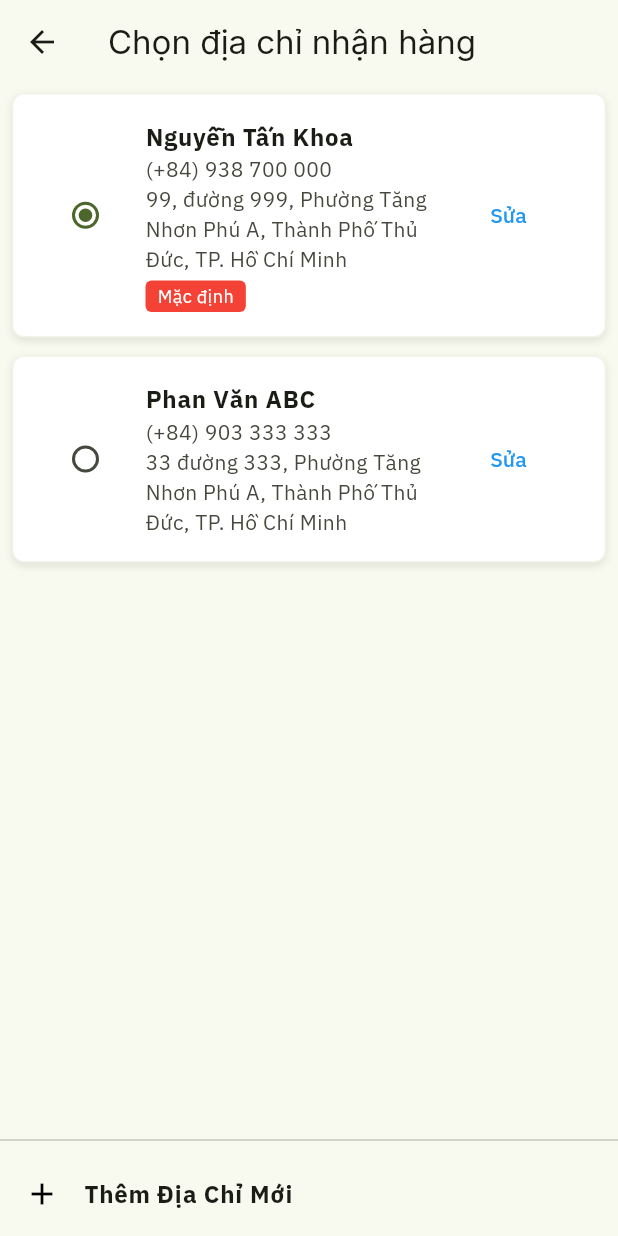
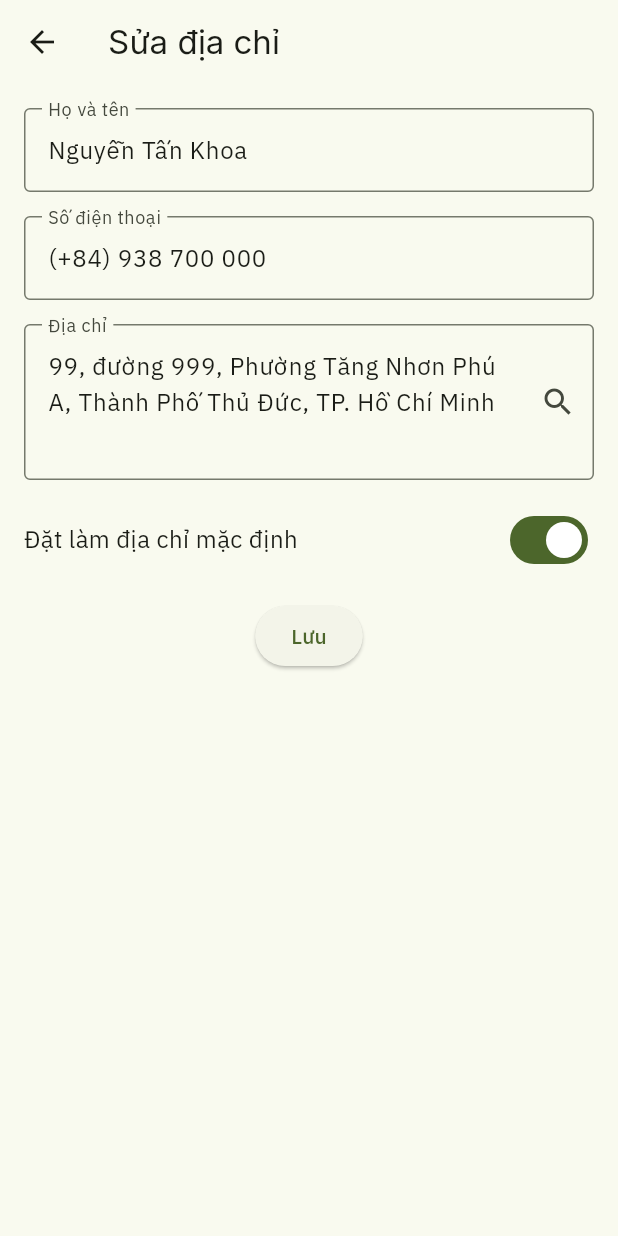
Before and after one commit to nphuonha2101/flutter_foods, a Flutter app: the ChooseAddressScreen screen opened directly, after a tap on "Sửa", on a phone screen of 412 x 824 dp. Run offline on Flutter 3.47's test engine with Material 3 defaults, Android fonts, the light colour scheme and no system bars; our stand-ins replace flutter_dotenv, flutter_rating_bar, flutter_tabler_icons, flutter_zoom_drawer, google_fonts, latlong2 and 2 more; missing offline and left inert: open_street_map_search_and_pick; accounts and stored records are empty.

Commit message:
handle get address and long lat

```diff
--- /dev/null
+++ b/lib/presentation/screens/address_details_screen.dart
@@ -0,0 +1,134 @@
+import 'package:flutter/material.dart';
+import 'package:flutter_foods/presentation/screens/handle_address_screen.dart';
+
+class AddressDetailsScreen extends StatefulWidget {
+  final String type;
+  final String name;
+  final String phone;
+  final String address;
+  final bool isDefault;
+
+  const AddressDetailsScreen({
+    super.key,
+    required this.type,
+    required this.name,
+    required this.phone,
+    required this.address,
+    required this.isDefault,
+  });
+
+  @override
+  State<AddressDetailsScreen> createState() => _AddressDetailsScreenState();
+}
+
+class _AddressDetailsScreenState extends State<AddressDetailsScreen> {
+  late TextEditingController nameController;
+  late TextEditingController phoneController;
+  late TextEditingController addressController;
+  late bool isDefault = false;
+
+  double? latitude;
+  double? longitude;
+
+  @override
+  void initState() {
+    super.initState();
+    nameController = TextEditingController(text: widget.name);
+    phoneController = TextEditingController(text: widget.phone);
+    addressController = TextEditingController(text: widget.address);
+    isDefault = widget.isDefault;
+  }
+
+  @override
+  Widget build(BuildContext context) {
+    return Scaffold(
+      appBar: AppBar(
+        title: Text("${widget.type == "add" ? "Thêm" : "Sửa"} địa chỉ"),
+      ),
+      body: Padding(
+        padding: const EdgeInsets.all(16.0),
+        child: Column(
+          crossAxisAlignment: CrossAxisAlignment.start,
+          children: [
+            TextFormField(
+              controller: nameController,
+              decoration: const InputDecoration(
+                labelText: "Họ và tên",
+                border: OutlineInputBorder(),
+              ),
+            ),
+            const SizedBox(height: 16.0),
+            TextFormField(
+              controller: phoneController,
+              decoration: const InputDecoration(
+                labelText: "Số điện thoại",
+                border: OutlineInputBorder(),
+              ),
+            ),
+            const SizedBox(height: 16.0),
+            TextFormField(
+              controller: addressController,
+              decoration: InputDecoration(
+                labelText: "Địa chỉ",
+                border: const OutlineInputBorder(),
+                suffixIcon: IconButton(
+                  icon: const Icon(Icons.search),
+                  onPressed: () async {
+                    // Navigator.push(
+                    //   context,
+                    //   MaterialPageRoute(
+                    //       builder: (context) => const HandleAddressScreen()),
+                    // );
+                    final pickedData = await Navigator.push(
+                      context,
+                      MaterialPageRoute(
+                        builder: (context) => const HandleAddressScreen(),
+                      ),
+                    );
+
+                    if (pickedData != null &&
+                        pickedData is Map<String, dynamic>) {
+                      setState(() {
+                        addressController.text = pickedData["address"];
+                        latitude = pickedData["latitude"];
+                        longitude = pickedData["longitude"];
+                      });
+                    }
+                  },
+                ),
+              ),
+              maxLines: 3,
+            ),
+            const SizedBox(height: 16.0),
+            Row(
+              mainAxisAlignment: MainAxisAlignment.spaceBetween,
+              children: [
+                const Text(
+                  "Đặt làm địa chỉ mặc định",
+                  style: TextStyle(fontSize: 16.0),
+                ),
+                Switch(
+                  value: isDefault,
+                  onChanged: (value) {
+                    setState(() {
+                      isDefault = value;
+                    });
+                  },
+                ),
+              ],
+            ),
+            const SizedBox(height: 16.0),
+            Center(
+              child: ElevatedButton(
+                onPressed: () {
+                  // xu ly them vao db
+                },
+                child: const Text("Lưu"),
+              ),
+            ),
+          ],
+        ),
+      ),
+    );
+  }
+}
--- a/lib/presentation/screens/choose_address_screen.dart
+++ b/lib/presentation/screens/choose_address_screen.dart
@@ -1,5 +1,7 @@
 import 'package:flutter/material.dart';
 import 'package:flutter_foods/data/models/address.dart';
+import 'package:flutter_foods/presentation/screens/address_details_screen.dart';
+import 'package:flutter_foods/presentation/screens/handle_address_screen.dart';
 
 class ChooseAddressScreen extends StatefulWidget {
   const ChooseAddressScreen({super.key});
@@ -14,14 +16,16 @@ class _ChooseAddressScreenState extends State<ChooseAddressScreen> {
       id: 1,
       name: "Nguyễn Tấn Khoa",
       phone: "(+84) 938 700 000",
-    address: "99, đường 999, Phường Tăng Nhơn Phú A, Thành Phố Thủ Đức, TP. Hồ Chí Minh",
+      address:
+          "99, đường 999, Phường Tăng Nhơn Phú A, Thành Phố Thủ Đức, TP. Hồ Chí Minh",
       isDefault: true,
     ),
     Address(
       id: 2,
       name: "Phan Văn ABC",
       phone: "(+84) 903 333 333",
-    address: "33 đường 333, Phường Tăng Nhơn Phú A, Thành Phố Thủ Đức, TP. Hồ Chí Minh",
+      address:
+          "33 đường 333, Phường Tăng Nhơn Phú A, Thành Phố Thủ Đức, TP. Hồ Chí Minh",
     ),
   ];
 
@@ -47,11 +51,15 @@ class _ChooseAddressScreenState extends State<ChooseAddressScreen> {
               itemBuilder: (context, index) {
                 final address = addresses[index];
                 return Container(
-                margin: const EdgeInsets.symmetric(horizontal: 8.0, vertical: 6.0),
+                  margin: const EdgeInsets.symmetric(
+                      horizontal: 8.0, vertical: 6.0),
                   padding: const EdgeInsets.all(8.0),
                   decoration: BoxDecoration(
                     color: Colors.white,
-                  border: Border.all(color: Theme.of(context).colorScheme.surfaceContainerLow, width: 1.0),
+                    border: Border.all(
+                        color:
+                            Theme.of(context).colorScheme.surfaceContainerLow,
+                        width: 1.0),
                     borderRadius: BorderRadius.circular(8.0),
                     boxShadow: [
                       BoxShadow(
@@ -83,21 +91,32 @@ class _ChooseAddressScreenState extends State<ChooseAddressScreen> {
                         if (address.isDefault)
                           Container(
                             margin: const EdgeInsets.only(top: 4.0),
-                          padding: const EdgeInsets.symmetric(horizontal: 8.0, vertical: 2.0),
+                            padding: const EdgeInsets.symmetric(
+                                horizontal: 8.0, vertical: 2.0),
                             decoration: BoxDecoration(
-                            color: Colors.red,
+                              color: const Color.fromARGB(255, 255, 91, 79),
                               borderRadius: BorderRadius.circular(4.0),
                             ),
                             child: const Text(
                               "Mặc định",
-                            style: TextStyle(color: Colors.white, fontSize: 12),
+                              style:
+                                  TextStyle(color: Colors.white, fontSize: 12),
                             ),
                           ),
                       ],
                     ),
                     trailing: TextButton(
                       onPressed: () {
-                      // xử lý edit
+                        Navigator.push(
+                          context,
+                          MaterialPageRoute(
+                              builder: (context) => AddressDetailsScreen(
+                                  type: "edit",
+                                  name: address.name,
+                                  phone: address.phone,
+                                  address: address.address,
+                                  isDefault: address.isDefault)),
+                        );
                       },
                       child: const Text(
                         "Sửa",
@@ -117,12 +136,21 @@ class _ChooseAddressScreenState extends State<ChooseAddressScreen> {
               style: TextStyle(fontWeight: FontWeight.bold),
             ),
             onTap: () {
-            // xử lý add
+              Navigator.push(
+                context,
+                MaterialPageRoute(
+                    builder: (context) => const AddressDetailsScreen(
+                          type: "add",
+                          name: "",
+                          phone: "",
+                          address: "",
+                          isDefault: false,
+                        )),
+              );
             },
           ),
         ],
       ),
     );
   }
-
 }
--- a/lib/presentation/screens/splash_screen.dart
+++ b/lib/presentation/screens/splash_screen.dart
@@ -1,4 +1,5 @@
 import 'package:flutter/material.dart';
+import 'package:flutter_foods/presentation/screens/choose_address_screen.dart';
 import 'package:flutter_foods/presentation/screens/main_screen.dart';
 import 'package:google_fonts/google_fonts.dart';
 
@@ -23,7 +24,8 @@ class _SplashScreenState extends State<SplashScreen> {
     if (mounted) {
       Navigator.pushReplacement(
         context,
-        MaterialPageRoute(builder: (context) => const MainScreen()),
+        // MaterialPageRoute(builder: (context) => const MainScreen()),
+        MaterialPageRoute(builder: (context) => const ChooseAddressScreen()),
       );
     }
   }
--- a/pubspec.yaml
+++ b/pubspec.yaml
@@ -1,6 +1,6 @@
 name: flutter_foods
 description: "A new Flutter project."
-publish_to: 'none'
+publish_to: "none"
 version: 0.1.0
 
 environment:
@@ -19,6 +19,9 @@ dependencies:
   http: ^1.2.2
   provider: ^6.0.0
   shared_preferences: ^2.3.2
+  location: ^7.0.1
+  latlong2: ^0.9.1
+  open_street_map_search_and_pick: ^0.1.1
 
 dev_dependencies:
   flutter_test:
```
Also changed, not shown: lib/presentation/screens/handle_address_screen.dart (added, +79 -0 lines), pubspec.lock, 4 other files. Lines whose indentation alone changed are shown as unchanged.
